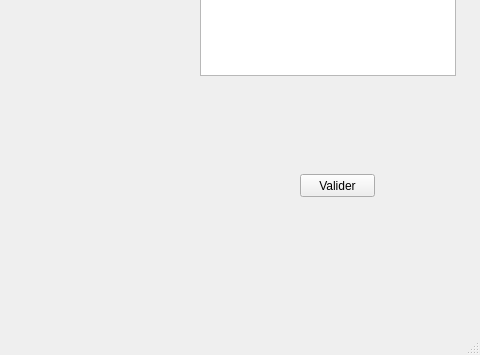
Old version of the form interface.ui in the repository ambrefischer/Jeu-de-Dame; both pictures show x 320 to 800 and y 245 to 600 of the 800 by 600 pixel window.
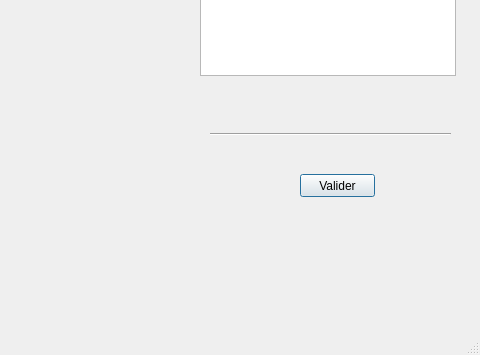
New version of the form. Icons and pictures are not drawn.

Patch:
```diff
--- a/interface.ui
+++ b/interface.ui
@@ -86,6 +86,22 @@
     <property name="text">
      <string>Valider</string>
     </property>
+    <property name="default">
+     <bool>true</bool>
+    </property>
+   </widget>
+   <widget class="Line" name="line">
+    <property name="geometry">
+     <rect>
+      <x>530</x>
+      <y>350</y>
+      <width>241</width>
+      <height>21</height>
+     </rect>
+    </property>
+    <property name="orientation">
+     <enum>Qt::Horizontal</enum>
+    </property>
    </widget>
   </widget>
   <widget class="QMenuBar" name="menubar">
```
Left out of the diff: 12 changed lines with no effect on the pictures.
